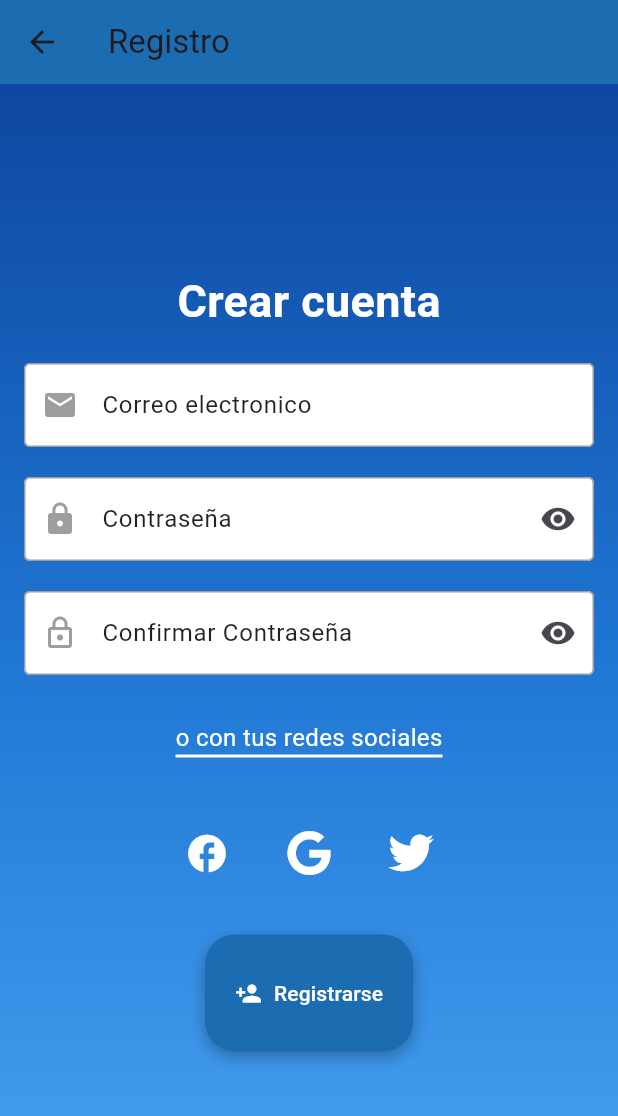
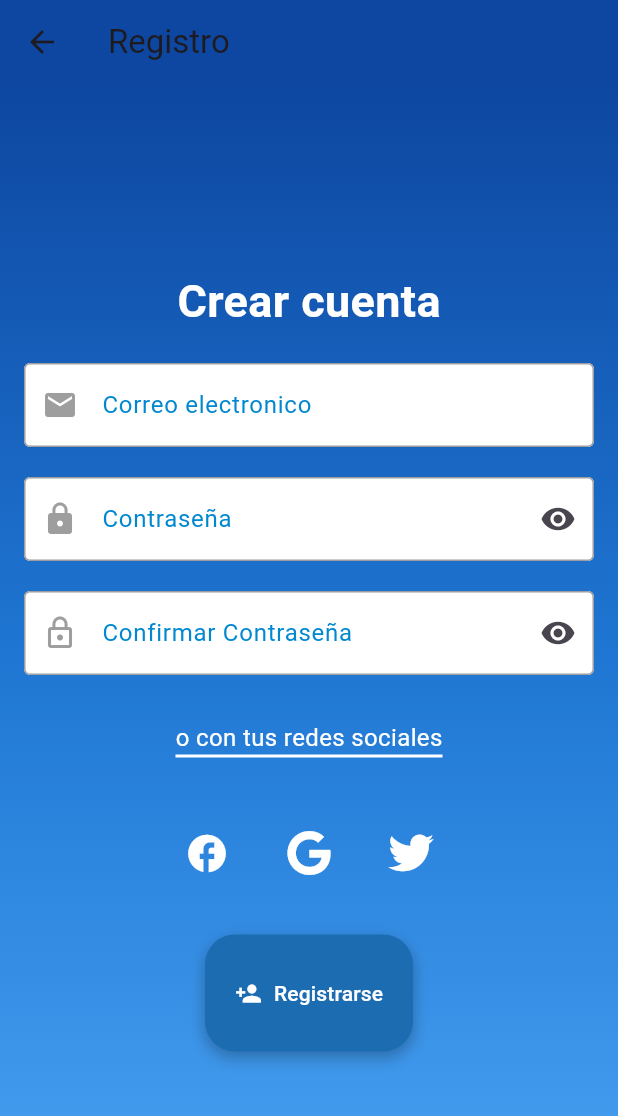
Before and after one commit to Jotaoesee/actividad3_app, a Flutter app: the Inicio screen opened by its route, after a tap on "Registrar cuenta", on a phone screen of 412 x 824 dp. Shown: the top 1116 px of the screen. Run offline on Flutter 3.47's test engine with Material 3 defaults, Android fonts, the light colour scheme and no system bars; our stand-ins replace firebase_auth, firebase_core, font_awesome_flutter; accounts and stored records are empty.

```diff
--- a/lib/main.dart
+++ b/lib/main.dart
@@ -1,6 +1,7 @@
 import 'package:actividad3_app/pantallas/ajuste.dart';
 import 'package:actividad3_app/pantallas/home.dart';
 import 'package:actividad3_app/pantallas/inicio.dart';
+import 'package:actividad3_app/pantallas/perfil_usuario.dart';
 import 'package:actividad3_app/pantallas/registro.dart';
 import 'package:actividad3_app/pantallas/splash.dart';
 import 'package:flutter/material.dart';
@@ -29,11 +30,12 @@ class MyApp extends StatelessWidget {
       ),
       initialRoute: '/splash', // Ruta inicial ahora es la pantalla Splash
       routes: {
-        '/splash': (context) => Splash(),
+        '/splash': (context) =>   Registro(),
         '/inicio': (context) => const Inicio(),
         '/registro': (context) => Registro(),
         '/home': (context) => const Home(),
-        '/ajuste': (context) => const Ajuste()
+        '/ajuste': (context) => const Ajuste(),
+        '/perfilUsuario': (context) =>  const PerfilUsuario(),
 
 
 
--- a/lib/pantallas/ajuste.dart
+++ b/lib/pantallas/ajuste.dart
@@ -86,6 +86,7 @@ class _AjusteState extends State<Ajuste> {
                   ),
                 ),
                 const SizedBox(height: 20),
+                // Modo oscuro
                 Card(
                   shape: RoundedRectangleBorder(
                     borderRadius: BorderRadius.circular(12),
@@ -101,6 +102,7 @@ class _AjusteState extends State<Ajuste> {
                   ),
                 ),
                 const SizedBox(height: 20),
+                // Tamaño del texto
                 Card(
                   shape: RoundedRectangleBorder(
                     borderRadius: BorderRadius.circular(12),
@@ -135,6 +137,7 @@ class _AjusteState extends State<Ajuste> {
                   ),
                 ),
                 const SizedBox(height: 40),
+                // Esquema de color
                 Card(
                   shape: RoundedRectangleBorder(
                     borderRadius: BorderRadius.circular(12),
@@ -171,6 +174,7 @@ class _AjusteState extends State<Ajuste> {
                   ),
                 ),
                 const SizedBox(height: 40),
+                // Botones de acción
                 Row(
                   mainAxisAlignment: MainAxisAlignment.center,
                   children: [
--- a/lib/pantallas/home.dart
+++ b/lib/pantallas/home.dart
@@ -1,6 +1,5 @@
 import 'package:actividad3_app/pantallas/splash.dart';
 import 'package:flutter/material.dart';
-
 import 'ajuste.dart';
 
 class Home extends StatefulWidget {
@@ -17,7 +16,7 @@ class _HomeState extends State<Home> {
   // Lista de widgets que representarán las diferentes pantallas
   final List<Widget> _pantallas = [
     const Center(child: Text('Pantalla de Inicio', style: TextStyle(fontSize: 24))),
-    const Center(child: Text('Pantalla de Perfil', style: TextStyle(fontSize: 24))),
+    const Center(child: Text('Pantalla de Perfil (en construcción)', style: TextStyle(fontSize: 24))),
     const Ajuste(),
   ];
 
--- a/lib/pantallas/inicio.dart
+++ b/lib/pantallas/inicio.dart
@@ -12,85 +12,45 @@ class Inicio extends StatefulWidget {
   _InicioState createState() => _InicioState();
 }
 
-
 class _InicioState extends State<Inicio> {
-  // Controladores para los campos de texto
   final TextEditingController controladorDeEmail = TextEditingController();
   final TextEditingController controladorDeContrasena = TextEditingController();
 
   bool esContrasenaVisible = false;
+  bool _isLoading = false; // Indicador de carga para inicio de sesión
 
+  void _validarYIniciarSesion() async {
+    final email = controladorDeEmail.text.trim();
+    final contrasena = controladorDeContrasena.text.trim();
 
-  // Función de validación
-  void _validarYIniciarSesion() {
-    final email = controladorDeEmail.text;
-    final contrasena = controladorDeContrasena.text;
-
-    // Validación del correo electrónico
     if (email.isEmpty || !RegExp(r'^[a-zA-Z0-9._%+-]+@[a-zA-Z0-9.-]+\.[a-zA-Z]{2,4}$').hasMatch(email)) {
       _mostrarError("Por favor ingrese un correo electrónico válido.");
       return;
     }
 
-    // Validación de la contraseña
     if (contrasena.isEmpty || contrasena.length < 6) {
       _mostrarError("La contraseña debe tener al menos 6 caracteres.");
       return;
     }
 
-    // Si las validaciones pasan, puedes proceder con el inicio de sesión
-    _mostrarExito("Iniciando sesión...");
-
-    // Simula un retraso en el inicio de sesión para mostrar el mensaje
-    Future.delayed(const Duration(seconds: 2), () {
-      // Aquí se puede navegar a una nueva pantalla si el inicio de sesión es exitoso
-      Navigator.pushReplacement(
-        context,
-        MaterialPageRoute(builder: (context) => const Home()),
-      );
+    // Iniciar sesión
+    setState(() {
+      _isLoading = true; // Mostrar indicador de carga
     });
-  }
-
-  // Mostrar mensaje de error
-  void _mostrarError(String mensaje) {
-    ScaffoldMessenger.of(context).showSnackBar(
-      SnackBar(content: Text(mensaje)),
-    );
-  }
-
-  // Mostrar mensaje de éxito
-  void _mostrarExito(String mensaje) {
-    ScaffoldMessenger.of(context).showSnackBar(
-      SnackBar(content: Text(mensaje), backgroundColor: Colors.green),
-    );
-  }
-
-  void iniciarSesion() async {
-    final email = controladorDeEmail.text.trim();
-    final contrasena = controladorDeContrasena.text.trim();
-
-    if (email.isEmpty || contrasena.isEmpty) {
-      _mostrarError("Por favor ingresa tu correo y contraseña.");
-      return;
-    }
 
     try {
-      // Intentar iniciar sesión
       final credential = await FirebaseAuth.instance.signInWithEmailAndPassword(
         email: email,
         password: contrasena,
       );
 
-      // Mostrar mensaje de éxito
       _mostrarExito("Inicio de sesión exitoso. Bienvenido, ${credential.user?.email}.");
-      print("Inicio de sesión exitoso. Bienvenido");
-      // Redirigir a otra pantalla (puedes ajustar esto según tu lógica)
+
       Navigator.pushReplacement(
         context,
         MaterialPageRoute(builder: (context) => const Home()),
       );
     } on FirebaseAuthException catch (e) {
-      // Manejar errores específicos de Firebase
       if (e.code == 'user-not-found') {
         _mostrarError("No se encontró un usuario con ese correo.");
       } else if (e.code == 'wrong-password') {
@@ -99,12 +59,25 @@ class _InicioState extends State<Inicio> {
         _mostrarError("Error: ${e.message}");
       }
     } catch (e) {
-      // Manejar otros errores
       _mostrarError("Ocurrió un error inesperado.");
+    } finally {
+      setState(() {
+        _isLoading = false; // Ocultar el indicador de carga
+      });
     }
   }
 
+  void _mostrarError(String mensaje) {
+    ScaffoldMessenger.of(context).showSnackBar(
+      SnackBar(content: Text(mensaje)),
+    );
+  }
 
+  void _mostrarExito(String mensaje) {
+    ScaffoldMessenger.of(context).showSnackBar(
+      SnackBar(content: Text(mensaje), backgroundColor: Colors.green),
+    );
+  }
 
   @override
   Widget build(BuildContext context) {
@@ -113,7 +86,9 @@ class _InicioState extends State<Inicio> {
         title: const Text("Inicio de sesión"),
         backgroundColor: const Color.fromARGB(255, 28, 108, 178),
       ),
-      body: Container(
+      body: Stack(
+        children: [
+          Container(
             decoration: const BoxDecoration(
               gradient: LinearGradient(
                 colors: [
@@ -188,7 +163,6 @@ class _InicioState extends State<Inicio> {
                     ),
                   ),
                   const SizedBox(height: 30),
-              // Botones de redes sociales
                   Padding(
                     padding: const EdgeInsets.only(bottom: 20.0),
                     child: Container(
@@ -206,7 +180,6 @@ class _InicioState extends State<Inicio> {
                       ),
                     ),
                   ),
-
                   const SizedBox(height: 20),
                   Row(
                     mainAxisAlignment: MainAxisAlignment.center,
@@ -246,21 +219,16 @@ class _InicioState extends State<Inicio> {
                     ],
                   ),
                   const SizedBox(height: 30),
-
                   Row(
                     mainAxisAlignment: MainAxisAlignment.spaceEvenly,
                     children: [
                       BotonPersonalizado(
                         texto: "Iniciar Sesión",
                         icono: Icons.login,
-                      alPresionar: () {
-                        iniciarSesion();
-                        _validarYIniciarSesion;
-                      }
-
+                        alPresionar: _validarYIniciarSesion, // Llamar directamente a la función
                       ),
                       BotonPersonalizado(
-                    texto: " Registrar cuenta",
+                        texto: "Registrar cuenta",
                         icono: Icons.app_registration,
                         alPresionar: () {
                           Navigator.push(
@@ -275,6 +243,20 @@ class _InicioState extends State<Inicio> {
               ),
             ),
           ),
+          // Indicador de carga en la parte inferior
+          if (_isLoading)
+            const Positioned(
+              left: 0,
+              right: 0,
+              bottom: 120,
+              child: Center(
+                child: CircularProgressIndicator(
+                  valueColor: AlwaysStoppedAnimation<Color>(Colors.white), // Color blanco
+                ),
+              ),
+            ),
+        ],
+      ),
     );
   }
 }
--- a/lib/pantallas/registro.dart
+++ b/lib/pantallas/registro.dart
@@ -40,26 +40,18 @@ class _RegistroState extends State<Registro> {
   }
 
   void registrarUsuario() async {
-
     try {
       final credential = await FirebaseAuth.instance
           .createUserWithEmailAndPassword(
-
         email: controladorEmail.text,
         password: controladorContrasena.text,
-
       );
-
     } on FirebaseAuthException catch (e) {
-
       if(e.code == 'user-not-found'){
         print('No user found for that email.');
-
       } else if (e.code == 'wrong-password'){
         print('Wrong password provided for that user.');
-
       }
-
     }
   }
 
@@ -77,15 +69,15 @@ class _RegistroState extends State<Registro> {
     return Scaffold(
       appBar: AppBar(
         title: const Text("Registro"),
-        backgroundColor: const Color.fromARGB(255, 28, 108, 178),
+        backgroundColor: const Color(0xFF0D47A1), // Azul más oscuro, como en Ajuste
       ),
       body: Container(
         decoration: const BoxDecoration(
           gradient: LinearGradient(
             colors: [
-              Color(0xFF0D47A1),
-              Color(0xFF1F77D3),
-              Color(0xFF4AA3F3),
+              Color(0xFF0D47A1), // Azul oscuro
+              Color(0xFF1F77D3), // Azul medio
+              Color(0xFF4AA3F3), // Azul claro
             ],
             begin: Alignment.topCenter,
             end: Alignment.bottomCenter,
@@ -105,24 +97,26 @@ class _RegistroState extends State<Registro> {
                 ),
               ),
               const SizedBox(height: 20),
+              // Campo de correo electrónico
               TextField(
                 controller: controladorEmail,
                 decoration: const InputDecoration(
                   filled: true,
                   fillColor: Colors.white,
                   labelText: 'Correo electronico',
-                  labelStyle: TextStyle(color: Colors.black87),
+                  labelStyle: TextStyle(color: Color(0xFF0288D1)), // Azul claro
                   prefixIcon: Icon(Icons.email, color: Colors.grey),
                   border: OutlineInputBorder(),
                   enabledBorder: OutlineInputBorder(
                     borderSide: BorderSide(color: Colors.grey),
                   ),
                   focusedBorder: OutlineInputBorder(
-                    borderSide: BorderSide(color: Colors.blue),
+                    borderSide: BorderSide(color: Color(0xFF0288D1)), // Azul claro
                   ),
                 ),
               ),
               const SizedBox(height: 20),
+              // Campo de contraseña
               TextField(
                 controller: controladorContrasena,
                 obscureText: !esContrasenaVisible,
@@ -130,7 +124,7 @@ class _RegistroState extends State<Registro> {
                   filled: true,
                   fillColor: Colors.white,
                   labelText: 'Contraseña',
-                  labelStyle: const TextStyle(color: Colors.black87),
+                  labelStyle: const TextStyle(color: Color(0xFF0288D1)),
                   prefixIcon: const Icon(Icons.lock, color: Colors.grey),
                   suffixIcon: IconButton(
                     icon: Icon(
@@ -149,11 +143,12 @@ class _RegistroState extends State<Registro> {
                     borderSide: BorderSide(color: Colors.grey),
                   ),
                   focusedBorder: const OutlineInputBorder(
-                    borderSide: BorderSide(color: Colors.blue),
+                    borderSide: BorderSide(color: Color(0xFF0288D1)), // Azul claro
                   ),
                 ),
               ),
               const SizedBox(height: 20),
+              // Campo de confirmar contraseña
               TextField(
                 controller: controladorConfirmarContrasena,
                 obscureText: !esContrasenaVisible,
@@ -161,7 +156,7 @@ class _RegistroState extends State<Registro> {
                   filled: true,
                   fillColor: Colors.white,
                   labelText: 'Confirmar Contraseña',
-                  labelStyle: const TextStyle(color: Colors.black87),
+                  labelStyle: const TextStyle(color: Color(0xFF0288D1)),
                   prefixIcon: const Icon(Icons.lock_outline, color: Colors.grey),
                   suffixIcon: IconButton(
                     icon: Icon(
@@ -180,7 +175,7 @@ class _RegistroState extends State<Registro> {
                     borderSide: BorderSide(color: Colors.grey),
                   ),
                   focusedBorder: const OutlineInputBorder(
-                    borderSide: BorderSide(color: Colors.blue),
+                    borderSide: BorderSide(color: Color(0xFF0288D1)), // Azul claro
                   ),
                 ),
               ),
@@ -205,6 +200,7 @@ class _RegistroState extends State<Registro> {
                 ),
               ),
               const SizedBox(height: 20),
+              // Iconos de redes sociales
               Row(
                 mainAxisAlignment: MainAxisAlignment.center,
                 children: [
@@ -214,8 +210,7 @@ class _RegistroState extends State<Registro> {
                       color: Colors.white,
                       size: 30,
                     ),
-                    onPressed: () {
-                    },
+                    onPressed: () {},
                   ),
                   const SizedBox(width: 20),
                   IconButton(
@@ -224,8 +219,7 @@ class _RegistroState extends State<Registro> {
                       color: Colors.white,
                       size: 30,
                     ),
-                    onPressed: () {
-                    },
+                    onPressed: () {},
                   ),
                   const SizedBox(width: 20),
                   IconButton(
@@ -234,13 +228,13 @@ class _RegistroState extends State<Registro> {
                       color: Colors.white,
                       size: 30,
                     ),
-                    onPressed: () {
-                    },
+                    onPressed: () {},
                   ),
                 ],
               ),
               const SizedBox(height: 30),
 
+              // Botón de registrarse
               BotonPersonalizado(
                   texto: "Registrarse",
                   icono: Icons.person_add,
```
Also changed, not shown: lib/pantallas/perfil_usuario.dart (added, +192 -0 lines), lib/pantallas/splash.dart (+25 -6 lines). Lines whose indentation alone changed are shown as unchanged.
